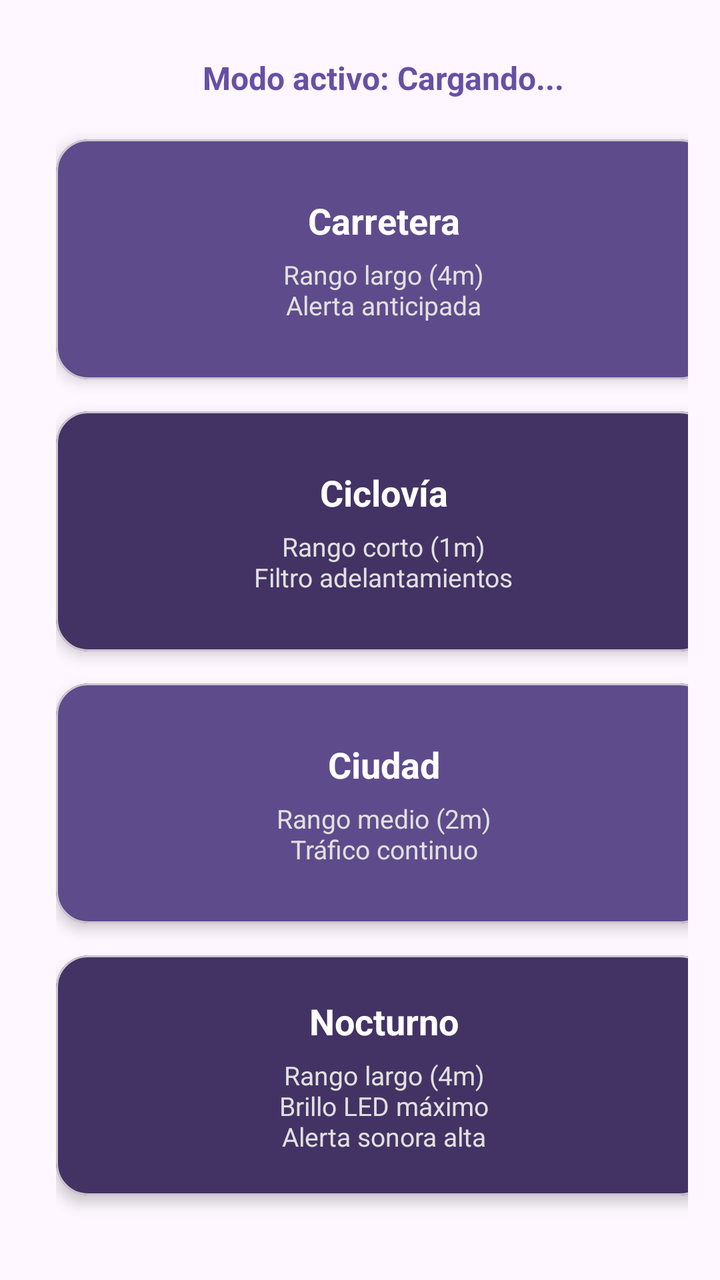
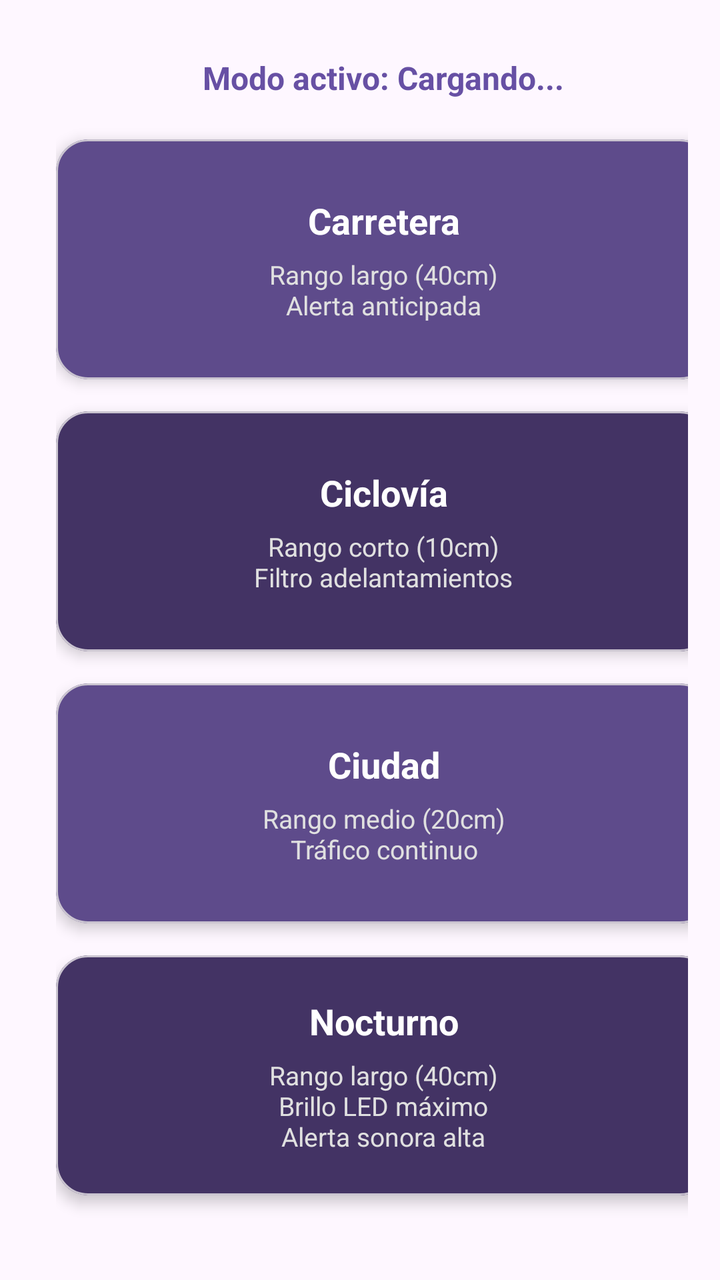

Before-and-after screenshots of an Android layout around one commit, followed by the original layout XML and the change that was made.
<!-- AndroidManifest.xml: application theme Theme.BikeLight -->
<!-- res/layout/fragment_modo_proximidad.xml -->
<?xml version="1.0" encoding="utf-8"?>
<ScrollView xmlns:android="http://schemas.android.com/apk/res/android"
    xmlns:app="http://schemas.android.com/apk/res-auto"
    android:layout_width="match_parent"
    android:layout_height="match_parent"
    android:fillViewport="true"
    android:padding="16dp">

    <LinearLayout
        android:layout_width="match_parent"
        android:layout_height="wrap_content"
        android:orientation="vertical"
        android:layout_margin="12dp">

        <TextView
            android:id="@+id/tvModoSeleccionado"
            android:layout_width="wrap_content"
            android:layout_height="wrap_content"
            android:layout_gravity="center_horizontal"
            android:text="Modo activo: Cargando..."
            android:textSize="16sp"
            android:textColor="@color/bikelight_primary"
            android:textStyle="bold"
            android:layout_marginBottom="20dp" />

        
        <com.google.android.material.card.MaterialCardView
            android:id="@+id/cardModoCarretera"
            android:layout_width="match_parent"
            android:layout_height="120dp"
            android:layout_marginBottom="16dp"
            app:cardCornerRadius="16dp"
            app:cardElevation="4dp"
            app:cardBackgroundColor="@color/bikelight_card">

            <LinearLayout
                android:layout_width="match_parent"
                android:layout_height="match_parent"
                android:gravity="center"
                android:orientation="vertical"
                android:padding="12dp">

                <TextView
                    android:layout_width="wrap_content"
                    android:layout_height="wrap_content"
                    android:text="Carretera"
                    android:textColor="@color/white"
                    android:textStyle="bold"
                    android:textSize="18sp" />

                <TextView
                    android:id="@+id/tvDescCarretera"
                    android:layout_width="wrap_content"
                    android:layout_height="wrap_content"
                    android:text="Rango largo (4m)\nAlerta anticipada"
                    android:textColor="#E0E0E0"
                    android:textSize="13sp"
                    android:gravity="center"
                    android:layout_marginTop="6dp" />
            </LinearLayout>
        </com.google.android.material.card.MaterialCardView>

        
        <com.google.android.material.card.MaterialCardView
            android:id="@+id/cardModoCiclovia"
            android:layout_width="match_parent"
            android:layout_height="120dp"
            android:layout_marginBottom="16dp"
            app:cardCornerRadius="16dp"
            app:cardElevation="4dp"
            app:cardBackgroundColor="@color/bikelight_card_dark">

            <LinearLayout
                android:layout_width="match_parent"
                android:layout_height="match_parent"
                android:gravity="center"
                android:orientation="vertical"
                android:padding="12dp">

                <TextView
                    android:layout_width="wrap_content"
                    android:layout_height="wrap_content"
                    android:text="Ciclovía"
                    android:textColor="@color/white"
                    android:textStyle="bold"
                    android:textSize="18sp" />

                <TextView
                    android:id="@+id/tvDescCiclovia"
                    android:layout_width="wrap_content"
                    android:layout_height="wrap_content"
                    android:text="Rango corto (1m)\nFiltro adelantamientos"
                    android:textColor="#E0E0E0"
                    android:textSize="13sp"
                    android:gravity="center"
                    android:layout_marginTop="6dp" />
            </LinearLayout>
        </com.google.android.material.card.MaterialCardView>

        
        <com.google.android.material.card.MaterialCardView
            android:id="@+id/cardModoCiudad"
            android:layout_width="match_parent"
            android:layout_height="120dp"
            android:layout_marginBottom="16dp"
            app:cardCornerRadius="16dp"
            app:cardElevation="4dp"
            app:cardBackgroundColor="@color/bikelight_card">

            <LinearLayout
                android:layout_width="match_parent"
                android:layout_height="match_parent"
                android:gravity="center"
                android:orientation="vertical"
                android:padding="12dp">

                <TextView
                    android:layout_width="wrap_content"
                    android:layout_height="wrap_content"
                    android:text="Ciudad"
                    android:textColor="@color/white"
                    android:textStyle="bold"
                    android:textSize="18sp" />

                <TextView
                    android:id="@+id/tvDescCiudad"
                    android:layout_width="wrap_content"
                    android:layout_height="wrap_content"
                    android:text="Rango medio (2m)\nTráfico continuo"
                    android:textColor="#E0E0E0"
                    android:textSize="13sp"
                    android:gravity="center"
                    android:layout_marginTop="6dp" />
            </LinearLayout>
        </com.google.android.material.card.MaterialCardView>

        
        <com.google.android.material.card.MaterialCardView
            android:id="@+id/cardModoNocturno"
            android:layout_width="match_parent"
            android:layout_height="120dp"
            android:layout_marginBottom="16dp"
            app:cardCornerRadius="16dp"
            app:cardElevation="4dp"
            app:cardBackgroundColor="@color/bikelight_card_dark">

            <LinearLayout
                android:layout_width="match_parent"
                android:layout_height="match_parent"
                android:gravity="center"
                android:orientation="vertical"
                android:padding="12dp">

                <TextView
                    android:layout_width="wrap_content"
                    android:layout_height="wrap_content"
                    android:text="Nocturno"
                    android:textColor="@color/white"
                    android:textStyle="bold"
                    android:textSize="18sp" />

                <TextView
                    android:id="@+id/tvDescNocturno"
                    android:layout_width="wrap_content"
                    android:layout_height="wrap_content"
                    android:text="Rango largo (4m)\nBrillo LED máximo\nAlerta sonora alta"
                    android:textColor="#E0E0E0"
                    android:textSize="13sp"
                    android:gravity="center"
                    android:layout_marginTop="6dp" />
            </LinearLayout>
        </com.google.android.material.card.MaterialCardView>

    </LinearLayout>
</ScrollView>
<!-- resources referenced by this layout -->
<resources>
  <color name="bikelight_card">#5E4B8B</color>
  <color name="bikelight_card_dark">#433364</color>
  <color name="bikelight_primary">#6750A4</color>
  <color name="white">#FFFFFF</color>
  <style name="Theme.BikeLight" parent="Base.Theme.BikeLight" />
  <style name="Base.Theme.BikeLight" parent="Theme.Material3.DayNight.NoActionBar">
          
          
      </style>
</resources>

<!-- the commit's change to res/layout/fragment_modo_proximidad.xml (unified diff, before → after) -->
@@ -52,7 +52,7 @@
                     android:id="@+id/tvDescCarretera"
                     android:layout_width="wrap_content"
                     android:layout_height="wrap_content"
-                    android:text="Rango largo (4m)\nAlerta anticipada"
+                    android:text="Rango largo (40cm)\nAlerta anticipada"
                     android:textColor="#E0E0E0"
                     android:textSize="13sp"
                     android:gravity="center"
@@ -89,7 +89,7 @@
                     android:id="@+id/tvDescCiclovia"
                     android:layout_width="wrap_content"
                     android:layout_height="wrap_content"
-                    android:text="Rango corto (1m)\nFiltro adelantamientos"
+                    android:text="Rango corto (10cm)\nFiltro adelantamientos"
                     android:textColor="#E0E0E0"
                     android:textSize="13sp"
                     android:gravity="center"
@@ -126,7 +126,7 @@
                     android:id="@+id/tvDescCiudad"
                     android:layout_width="wrap_content"
                     android:layout_height="wrap_content"
-                    android:text="Rango medio (2m)\nTráfico continuo"
+                    android:text="Rango medio (20cm)\nTráfico continuo"
                     android:textColor="#E0E0E0"
                     android:textSize="13sp"
                     android:gravity="center"
@@ -163,7 +163,7 @@
                     android:id="@+id/tvDescNocturno"
                     android:layout_width="wrap_content"
                     android:layout_height="wrap_content"
-                    android:text="Rango largo (4m)\nBrillo LED máximo\nAlerta sonora alta"
+                    android:text="Rango largo (40cm)\nBrillo LED máximo\nAlerta sonora alta"
                     android:textColor="#E0E0E0"
                     android:textSize="13sp"
                     android:gravity="center"
